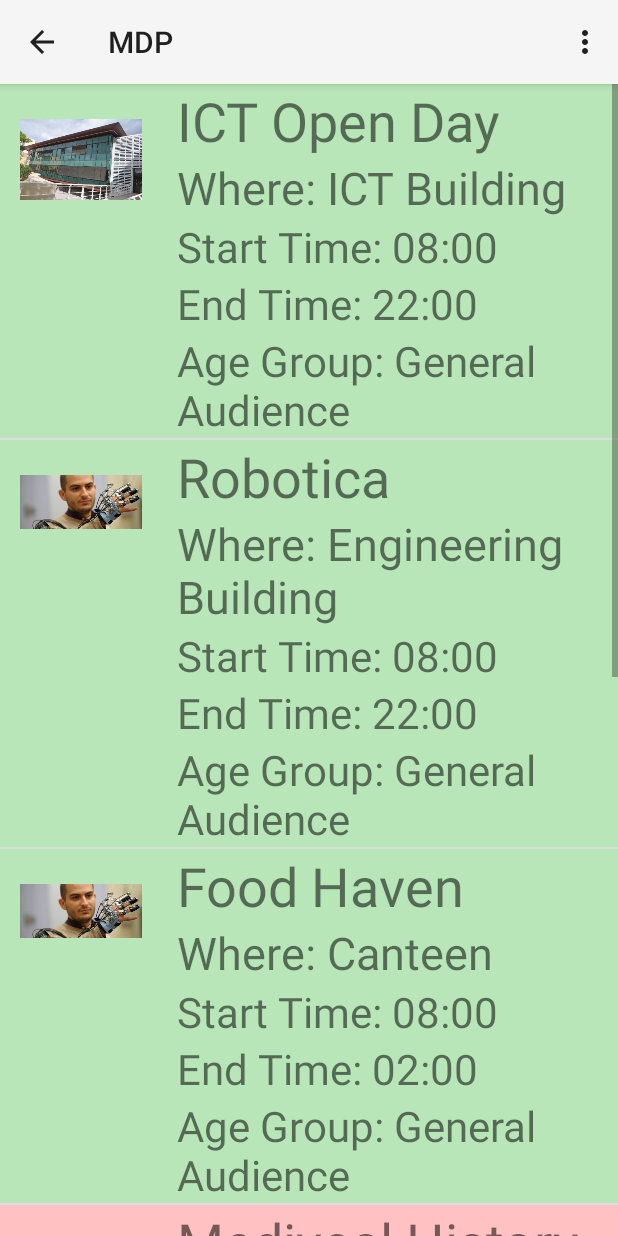
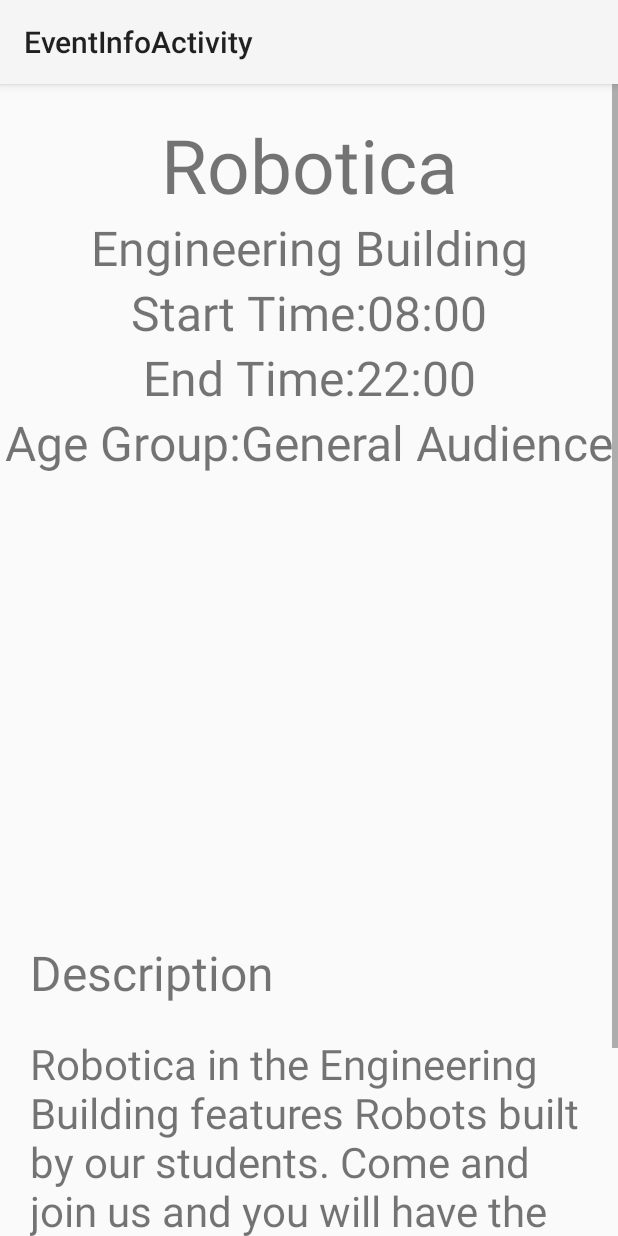
Before and after one commit to MDP-Team/MDP-Assignment, an Android app: the screen it shows after launch (MainActivity before the commit, EventInfoActivity after it), after a tap on "Robotica", on a phone screen of 412 x 824 dp. Run offline under Robolectric (Android 15) with nearby library versions, the phone set to English and light mode, and no system bars; 2 statements that could not run were skipped.

Commit message:
Intents are working now - each row now activates an intent Trying to make Map Fragment work, when that works I'll edit a bit the design

```diff
--- a/app/src/main/AndroidManifest.xml
+++ b/app/src/main/AndroidManifest.xml
@@ -8,7 +8,7 @@
     <uses-permission android:name="com.google.android.providers.gsf.permission.READ_GSERVICES" />
 
     <permission
-        android:name="com.example.mapdemo.permission.MAPS_RECEIVE"
+        android:name="uom.ict.mdp.permission.MAPS_RECEIVE"
         android:protectionLevel="signature" />
     <!--
  The ACCESS_COARSE/FINE_LOCATION permissions are not required to use
@@ -51,6 +51,10 @@
                 android:value="uom.ict.mdp.MainActivity" />
         </fragment>
 
+        <activity android:name=".EventInfoActivity"
+            android:label="EventInfoActivity" />
+
+
     </application>
 
 </manifest>
--- a/app/src/main/java/uom/ict/mdp/EventInfoActivity.java
+++ b/app/src/main/java/uom/ict/mdp/EventInfoActivity.java
@@ -5,15 +5,9 @@ package uom.ict.mdp;
  */
 
 import android.app.Activity;
-import android.content.Context;
-import android.content.res.TypedArray;
+import android.content.Intent;
 import android.os.Bundle;
-import android.view.View;
-import android.view.ViewGroup;
-import android.widget.AdapterView;
-import android.widget.BaseAdapter;
-import android.widget.Gallery;
-import android.widget.Toast;
+import android.widget.TextView;
 
 
 /**
@@ -22,8 +16,48 @@ import android.widget.Toast;
 public class EventInfoActivity extends Activity
 {
     @Override
-    public void onCreate(Bundle savedInstance)
+    protected void onCreate(Bundle savedInstance)
     {
+        super.onCreate(savedInstance);
+
+        setContentView(R.layout.event_info_layout);
+        Intent i = getIntent();
+
+        //---- Outputting the Information ---- //
+
+        // -- Title -- //
+        String title = i.getStringExtra(MainActivity.TITLE);
+        TextView nameText = (TextView) findViewById(R.id.event_name_info);
+        nameText.setText(title);
+
+
+        // -- DESC -- //
+        String description = i.getStringExtra(MainActivity.DESCRIPTION);
+        TextView descText = (TextView) findViewById(R.id.description_info);
+        descText.setText(description);
+
+
+
+        // -- LOCATION -- //
+        String location = i.getStringExtra(MainActivity.LOCATION);
+        TextView locationText = (TextView) findViewById(R.id.street_name_info);
+        locationText.setText(location);
+
+        // -- START TIME -- //
+        String startTime = i.getStringExtra(MainActivity.START_TIME);
+        TextView startText= (TextView) findViewById(R.id.start_time_info);
+        startText.setText("Start Time:" + startTime);
+
+        // -- END TIME -- //
+        String endTime = i.getStringExtra(MainActivity.END_TIME);
+        TextView endText = (TextView) findViewById(R.id.end_time_info);
+        endText.setText("End Time:"+endTime);
+
+        // -- CATEGORY -- //
+        String category = i.getStringExtra(MainActivity.CATEGORY);
+        TextView categoryText= (TextView) findViewById(R.id.category_info);
+        categoryText.setText("Age Group:" + category);
+
 
     }
 
--- a/app/src/main/java/uom/ict/mdp/MainActivity.java
+++ b/app/src/main/java/uom/ict/mdp/MainActivity.java
@@ -1,47 +1,23 @@
 package uom.ict.mdp;
 
 
+import android.app.ActionBar;
 import android.app.Activity;
-import android.app.ActionBar;
 import android.app.Fragment;
 import android.app.FragmentManager;
-import android.app.FragmentTransaction;
-import android.content.Context;
 import android.content.Intent;
-import android.os.Build;
 import android.os.Bundle;
-import android.view.Gravity;
-import android.view.LayoutInflater;
+import android.support.v4.widget.DrawerLayout;
 import android.view.Menu;
 import android.view.MenuItem;
 import android.view.View;
-import android.view.ViewGroup;
-import android.support.v4.widget.DrawerLayout;
 import android.widget.AdapterView;
-import android.widget.ArrayAdapter;
 import android.widget.ListView;
-import android.widget.TextView;
 import android.widget.Toast;
 
-
-import com.google.android.gms.auth.GooglePlayServicesAvailabilityException;
-import com.google.android.gms.common.GooglePlayServicesNotAvailableException;
-import com.google.android.gms.maps.CameraUpdate;
-import com.google.android.gms.maps.CameraUpdateFactory;
 import com.google.android.gms.maps.GoogleMap;
-import com.google.android.gms.maps.MapFragment;
-import com.google.android.gms.maps.MapView;
-import com.google.android.gms.maps.MapsInitializer;
-import com.google.android.gms.maps.model.LatLng;
-import com.nostra13.universalimageloader.cache.memory.impl.WeakMemoryCache;
-import com.nostra13.universalimageloader.core.DisplayImageOptions;
-import com.nostra13.universalimageloader.core.ImageLoader;
-import com.nostra13.universalimageloader.core.ImageLoaderConfiguration;
-import com.nostra13.universalimageloader.core.assist.ImageScaleType;
-import com.nostra13.universalimageloader.core.display.FadeInBitmapDisplayer;
 
 import java.util.ArrayList;
-import java.util.Currency;
 import java.util.List;
 
 
@@ -71,6 +47,14 @@ public class MainActivity extends Activity
     /**
      *  Static Data for Testing Purposes, Will shows the Events Possible in BIRGU FEST as Rows
      */
+
+    public final static String TITLE = "title";
+    public final static String LOCATION = "location";
+    public final static String START_TIME = "start_time";
+    public final static String END_TIME = "end_time";
+    public final static String CATEGORY = "age_group";
+    public final static String DESCRIPTION = "description";
+
 
     public static Events[] events = new Events[]
             {
@@ -116,6 +100,11 @@ public class MainActivity extends Activity
             public void onItemClick(AdapterView<?> parent, View view, int position, long id) {
                 String test = ("This is a test " + position);
                 Toast.makeText(getBaseContext(),test,Toast.LENGTH_SHORT).show();
+
+
+                onClickEvent(position);
+
+
             }
         });
 
@@ -148,6 +137,19 @@ public class MainActivity extends Activity
          */
     }
 
+    public void onClickEvent(int position)
+    {
+        Intent i = new Intent (this, EventInfoActivity.class);
+
+        i.putExtra(TITLE,eventsList.get(position).getName());
+        i.putExtra(LOCATION,eventsList.get(position).getLocation());
+        i.putExtra(DESCRIPTION,eventsList.get(position).getDescription());
+        i.putExtra(START_TIME,eventsList.get(position).getTime());
+        i.putExtra(END_TIME,eventsList.get(position).getEndTime());
+        i.putExtra(CATEGORY,eventsList.get(position).getAgeType().toString());
+        startActivity(i);
+
+    }
 
 
 
@@ -239,13 +241,14 @@ public class MainActivity extends Activity
         }
 
 
-
+/*
         @Override
         public View onCreateView(LayoutInflater inflater, ViewGroup container,
                                  Bundle savedInstanceState) {
-            View rootView = inflater.inflate(R.layout.fragment_layout, container, false);
+            View rootView = inflater.inflate(R.layout.event_info_layout, container, false);
             return rootView;
-        }
+        }*/
+
 
         @Override
         public void onAttach(Activity activity) {
--- a/app/src/main/res/layout/fragment_layout.xml
+++ b/app/src/main/res/layout/event_info_layout.xml
@@ -1,4 +1,8 @@
 <?xml version="1.0" encoding="utf-8"?>
+<ScrollView xmlns:android="http://schemas.android.com/apk/res/android"
+    android:layout_width="fill_parent"
+    android:layout_height="wrap_content">
+
 <LinearLayout xmlns:android="http://schemas.android.com/apk/res/android"
     android:layout_width="fill_parent"
     android:layout_height="wrap_content"
@@ -12,7 +16,7 @@
         android:layout_width="fill_parent"
         android:layout_height="wrap_content"
         android:text="Event"
-        android:textSize="32dp"
+        android:textSize="50dp"
         android:gravity="center_horizontal"
         />
 
@@ -89,7 +93,7 @@
         />
 
 
-
+    <!--
     <fragment
         android:id="@+id/location_map"
         android:layout_margin="20dp"
@@ -97,6 +101,7 @@
         android:layout_width="fill_parent"
         android:layout_height="400dp"
         class="com.google.android.gms.maps.SupportMapFragment" />
+        -->
 
     <Button
         android:id="@+id/google_maps_info"
@@ -104,10 +109,5 @@
         android:text="Take Me There"
         android:layout_height="50dp"
         />
-    <Button
-        android:id="@+id/red_pin_info"
-        android:layout_width="fill_parent"
-        android:text="Show Interesting Indoor Landmarks"
-        android:layout_height="50dp"
-        />
 </LinearLayout>
+</ScrollView>
```
Also changed, not shown: app/src/main/java/uom/ict/mdp/MapsActivity.java (+2 -6 lines), app/src/main/res/layout/fragment_main.xml (deleted, +0 -260 lines), 1 other file.
